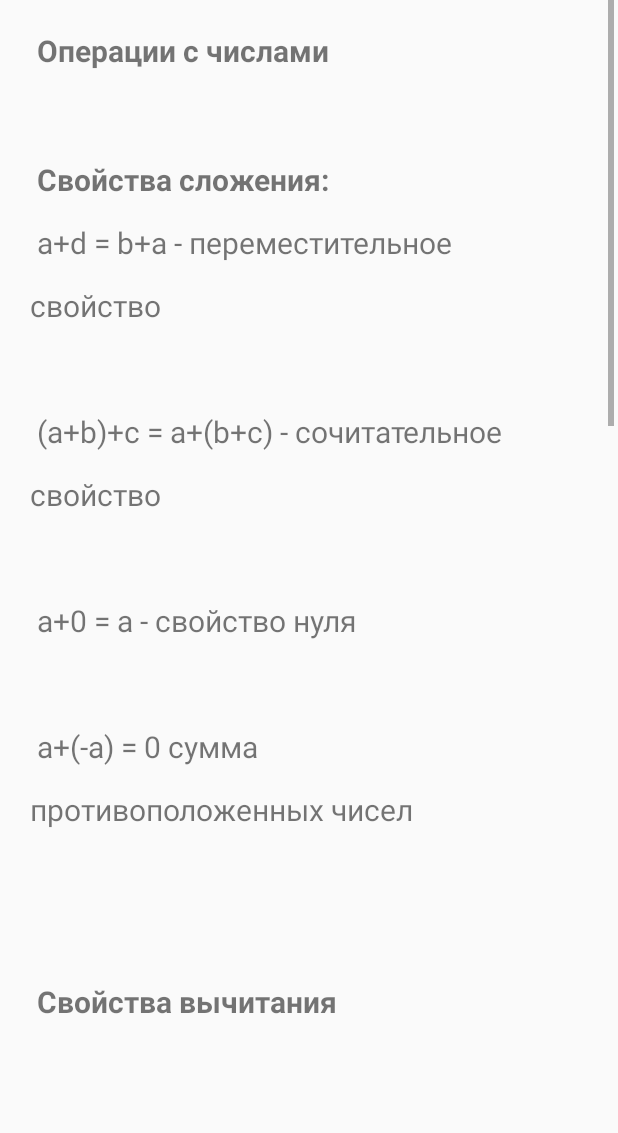
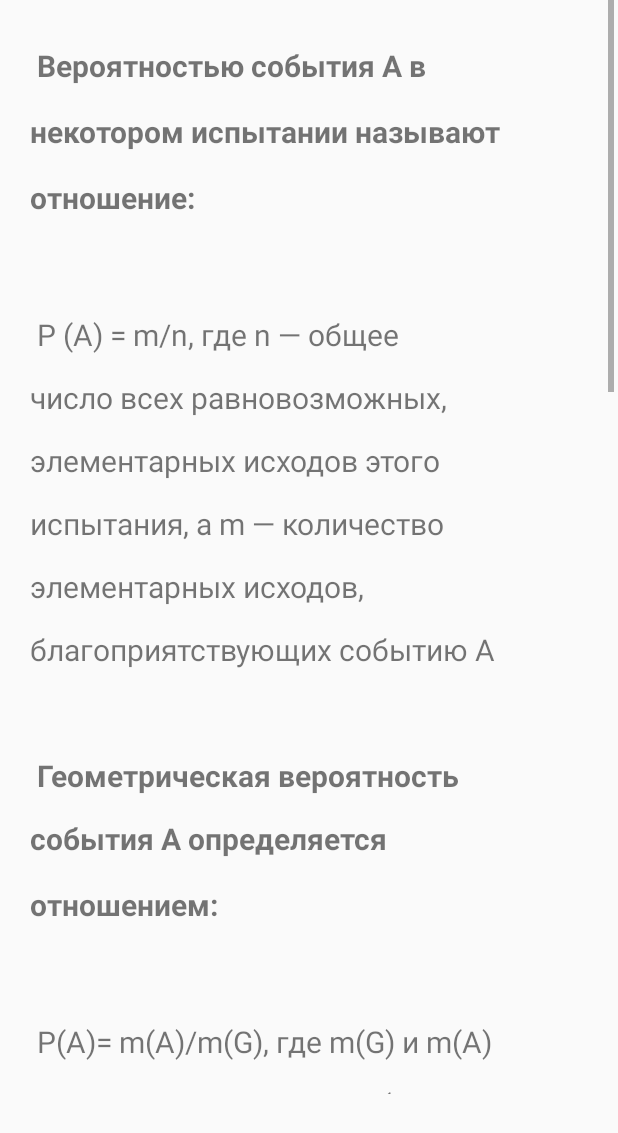
Before and after one commit to Referon/EGE-Math, an Android app: the layout activity_probability_theory.xml on its own in the app's theme, with its tools: preview values and no code run, on a phone screen of 412 x 824 dp. Shown: the top 1133 px of the screen. Run offline under Robolectric (Android 15) with nearby library versions, the phone set to English and light mode, and no system bars.

Commit message:
add probabilityTheory

```diff
--- a/app/src/main/AndroidManifest.xml
+++ b/app/src/main/AndroidManifest.xml
@@ -4,11 +4,15 @@
 
     <application
         android:allowBackup="true"
+        android:fullBackupOnly="true"
         android:icon="@mipmap/ic_launcher"
         android:label="@string/app_name"
         android:roundIcon="@mipmap/ic_launcher_round"
         android:supportsRtl="true"
         android:theme="@style/Theme.Petapp">
+        <activity
+            android:name=".ProbabilityTheory"
+            android:exported="true" />
         <activity
             android:name=".OperationsWithNumbers"
             android:exported="true" />
--- /dev/null
+++ b/app/src/main/java/ru/netology/pet_app/ProbabilityTheory.kt
@@ -0,0 +1,11 @@
+package ru.netology.pet_app
+
+import androidx.appcompat.app.AppCompatActivity
+import android.os.Bundle
+
+class ProbabilityTheory : AppCompatActivity() {
+    override fun onCreate(savedInstanceState: Bundle?) {
+        super.onCreate(savedInstanceState)
+        setContentView(R.layout.activity_probability_theory)
+    }
+}
--- a/app/src/main/java/ru/netology/pet_app/TheoryActivity.kt
+++ b/app/src/main/java/ru/netology/pet_app/TheoryActivity.kt
@@ -18,4 +18,9 @@ class TheoryActivity : AppCompatActivity() {
         val operationWithNumbers = Intent(this, OperationsWithNumbers::class.java)
         startActivity(operationWithNumbers)
     }
+
+    fun probabilityTheoryActivity(view: View) {
+        val probabilityTheory = Intent(this, ProbabilityTheory::class.java)
+        startActivity(probabilityTheory)
+    }
 }
--- a/app/src/main/res/layout/activity_operations_with_numbers.xml
+++ b/app/src/main/res/layout/activity_probability_theory.xml
@@ -4,7 +4,7 @@
     xmlns:tools="http://schemas.android.com/tools"
     android:layout_width="match_parent"
     android:layout_height="match_parent"
-    tools:context=".OperationsWithNumbers">
+    tools:context=".ProbabilityTheory">
 
     <ScrollView
         android:layout_width="409dp"
@@ -14,7 +14,7 @@
         tools:ignore="MissingConstraints">
 
         <LinearLayout
-            android:layout_width="match_parent"
+            android:layout_width="wrap_content"
             android:layout_height="wrap_content"
             android:orientation="horizontal">
 
@@ -23,16 +23,18 @@
                 android:layout_width="match_parent"
                 android:layout_height="wrap_content"
                 android:layout_marginStart="20dp"
-                android:layout_marginTop="20dp"
+                android:layout_marginTop="30dp"
                 android:layout_marginEnd="50dp"
                 android:lineSpacingMultiplier="1.8"
-                android:text="@string/operationsWithNumbers"
+                android:text="@string/probabilityTheory"
                 android:textSize="20sp"
                 app:layout_constraintBottom_toBottomOf="parent"
                 app:layout_constraintEnd_toEndOf="parent"
                 app:layout_constraintStart_toStartOf="parent"
                 app:layout_constraintTop_toTopOf="parent" />
+
         </LinearLayout>
+
     </ScrollView>
 
 </androidx.constraintlayout.widget.ConstraintLayout>
--- a/app/src/main/res/values/operation.xml
+++ b/app/src/main/res/values/operation.xml
@@ -37,4 +37,31 @@
         a·(1/a) = 1, a ≠ 0 - свойство обратных чисел \n
 
     </string>
+
+    <string name="probabilityTheory">
+        <b>Вероятностью события A в некотором испытании называют отношение:</b>\n
+        \n
+        P (A) = m/n, где n — общее число всех равновозможных, элементарных исходов этого испытания, а m — количество элементарных исходов, благоприятствующих событию A\n
+        \n
+        <b>Геометрическая вероятность события А определяется отношением:</b>\n
+        \n
+        P(A)= m(A)/m(G), где m(G) и m(A) — геометрические меры (длины, площади или объемы) всего пространства элементарных исходов G и события А соответственно\n
+        \n
+        <b>Сложении вероятностей:</b>\n
+        \n
+        вероятность появления одного из двух несовместных событий равна сумме вероятностей этих событий:\n
+        P(A + B) = P(A) + P(B)\n
+        \n
+        <b>Умножение верочтностей</b>\n
+        \n
+        вероятность произведения независимых событий А и В вычисляется по формуле:\n
+        P(AB) = P(A) * P(B)\n
+        \n
+        <b>Наивероятнейшее число успехов</b>\n
+        \n
+        Биномиальное распределение ( по схеме Бернулли) помогает узнать, какое число появлений события А наиболее вероятно. Формула для наиболее вероятного числа успехов k (появлений события) выглядит так:\n
+        np - q ≤ k ≤ np + p, где q=1−p\n
+
+    </string>
+
 </resources>
```
Also changed, not shown: app/src/main/res/layout/activity_theory.xml (+16 -2 lines).
